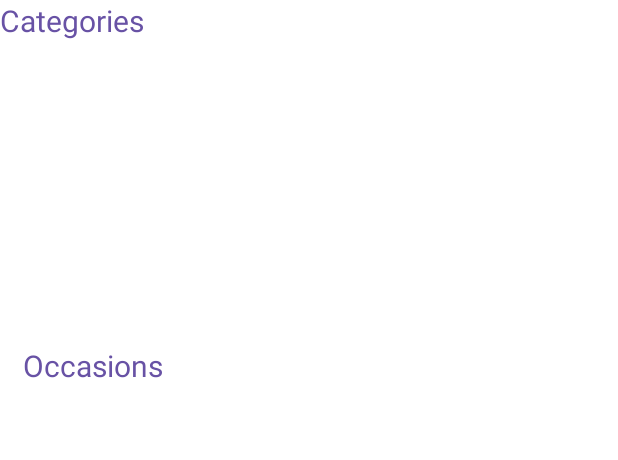
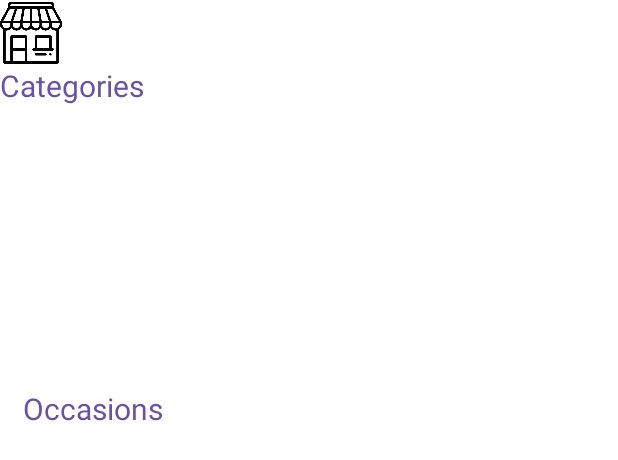
Before and after one commit to malvarezg1/iGift, an Android app: the layout fragment_home.xml on its own in the app's theme, with its tools: preview values and no code run, on a phone screen of 412 x 824 dp. Shown: the top 460 px of the screen. Run offline under Robolectric (Android 15) with nearby library versions, the phone set to English and light mode, and no system bars; Roboto replaces fonts that are not available here.

```diff
--- a/iGift/app/src/main/java/com/example/igift/MainActivity.kt
+++ b/iGift/app/src/main/java/com/example/igift/MainActivity.kt
@@ -22,7 +22,6 @@ class MainActivity : AppCompatActivity() {
         val bottomNavigationView = findViewById<BottomNavigationView>(R.id.bottomNavigationView)
         val profileFragment=ProfileFragment()
         val homeFragment = HomeFragment()
-        val mapFragemt = MapsFragment()
 
         val email = intent.getStringExtra("email").toString()
 
@@ -30,7 +29,7 @@ class MainActivity : AppCompatActivity() {
         bottomNavigationView.setOnItemSelectedListener {
             when(it.itemId){
                 R.id.page_1->setCurrentFragment(homeFragment)
-                R.id.page_2->setCurrentFragment(mapFragemt)
+                R.id.page_2->setCurrentFragment(homeFragment)
                 R.id.page_3 -> setCurrentFragment(homeFragment)
                 R.id.page_4 -> setCurrentFragment(profileFragment)
             }
--- a/iGift/app/src/main/res/layout/fragment_home.xml
+++ b/iGift/app/src/main/res/layout/fragment_home.xml
@@ -4,6 +4,14 @@
     android:layout_height="match_parent"
     xmlns:app="http://schemas.android.com/apk/res-auto"
     xmlns:tools="http://schemas.android.com/tools">
+
+    <ImageView
+        android:id="@+id/imageTienda"
+        android:layout_width="41dp"
+        android:layout_height="43dp"
+        app:layout_constraintStart_toStartOf="parent"
+        app:layout_constraintTop_toTopOf="parent"
+        app:srcCompat="@drawable/tienda" />
 
     <TextView
         android:id="@+id/categories_title"
@@ -12,8 +20,7 @@
         android:text="Categories"
         android:textColor="@color/purple_500"
         android:textSize="20sp"
-        app:layout_constraintStart_toStartOf="parent"
-        app:layout_constraintTop_toTopOf="parent" />
+        app:layout_constraintTop_toBottomOf="@+id/imageTienda" />
 
 
     <androidx.recyclerview.widget.RecyclerView
```
Also changed, not shown: iGift/app/src/main/java/com/example/igift/HomeFragment.kt (+13 -0 lines), iGift/app/src/main/res/drawable/tienda.png (added).
